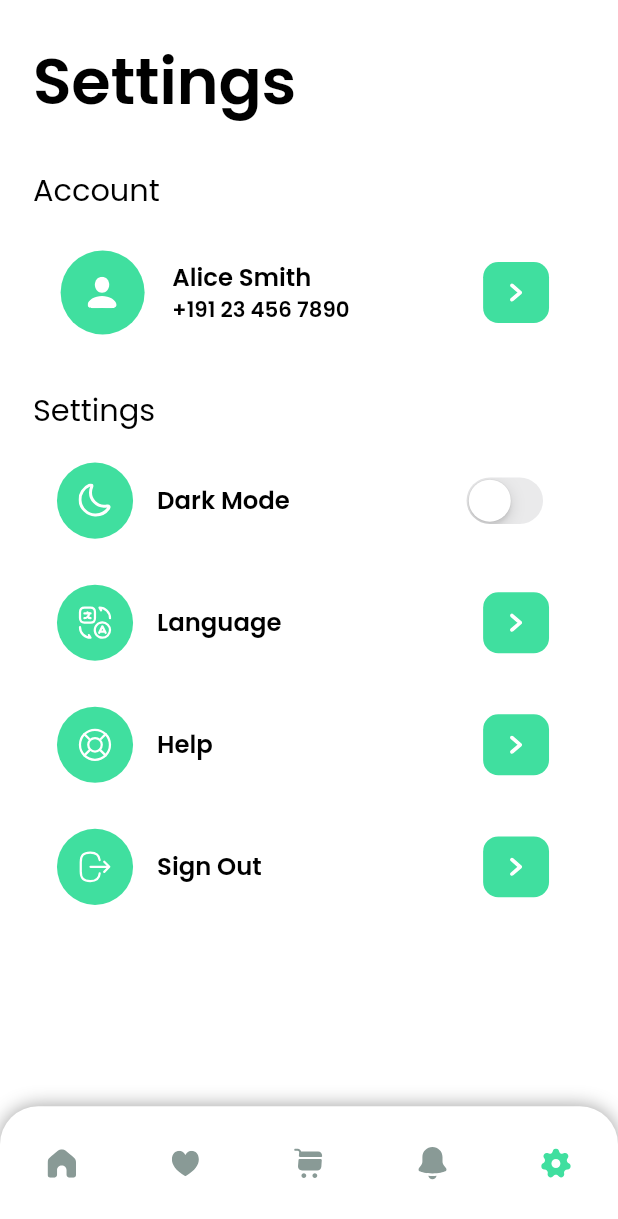
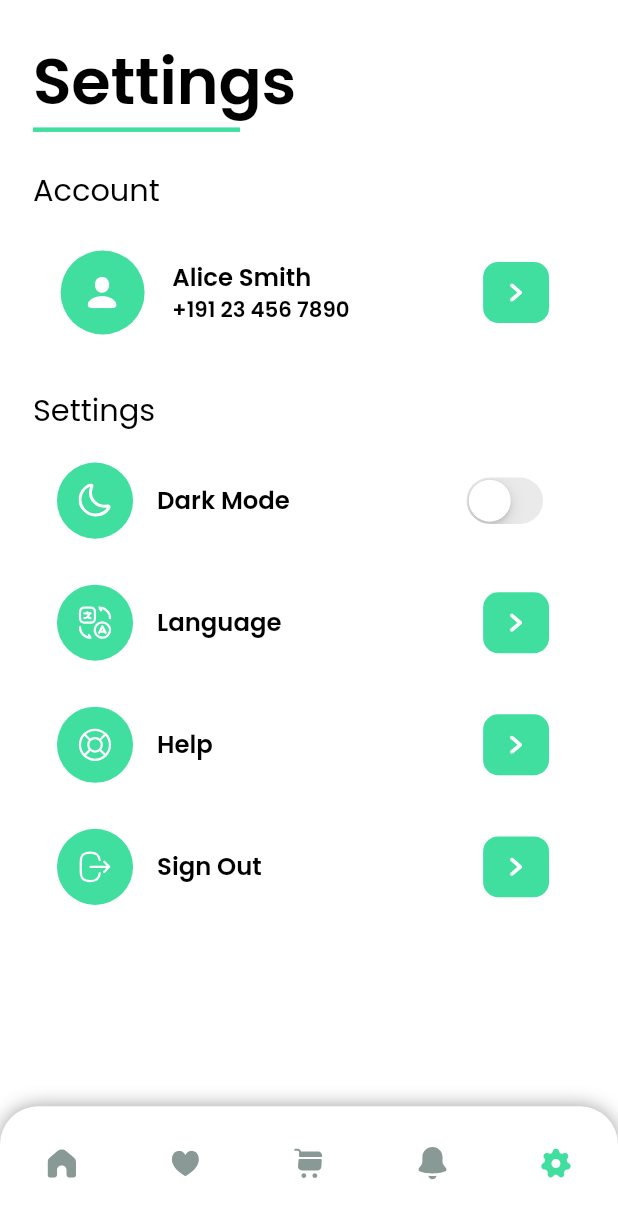
Before and after one commit to AbdQader/flutter_ecommerce_app, a Flutter app: the screen it shows after launch, item 5 of the bottom bar chosen, on a phone screen of 412 x 824 dp. Shown: the top 1219 px of the screen. Run offline on Flutter 3.47's test engine with Material 2 defaults, Android fonts, the phone set to English and light mode, and no system bars; our stand-ins replace flutter_animate, flutter_screenutil, flutter_svg, get, shared_preferences.

Commit message:
fix divider theme data 🎨

```diff
--- a/lib/config/theme/my_theme.dart
+++ b/lib/config/theme/my_theme.dart
@@ -29,7 +29,9 @@ class MyTheme {
         // hint text color
         hintColor: isLight ? LightThemeColors.hintTextColor : DarkThemeColors.hintTextColor,
         // divider color
-        dividerColor: isLight ? LightThemeColors.dividerColor : DarkThemeColors.dividerColor,
+        dividerTheme: DividerThemeData(
+          color: isLight ? LightThemeColors.dividerColor : DarkThemeColors.dividerColor,
+        ),
         // app background color
         scaffoldBackgroundColor: isLight ? LightThemeColors.scaffoldBackgroundColor : DarkThemeColors.scaffoldBackgroundColor,
 
```
